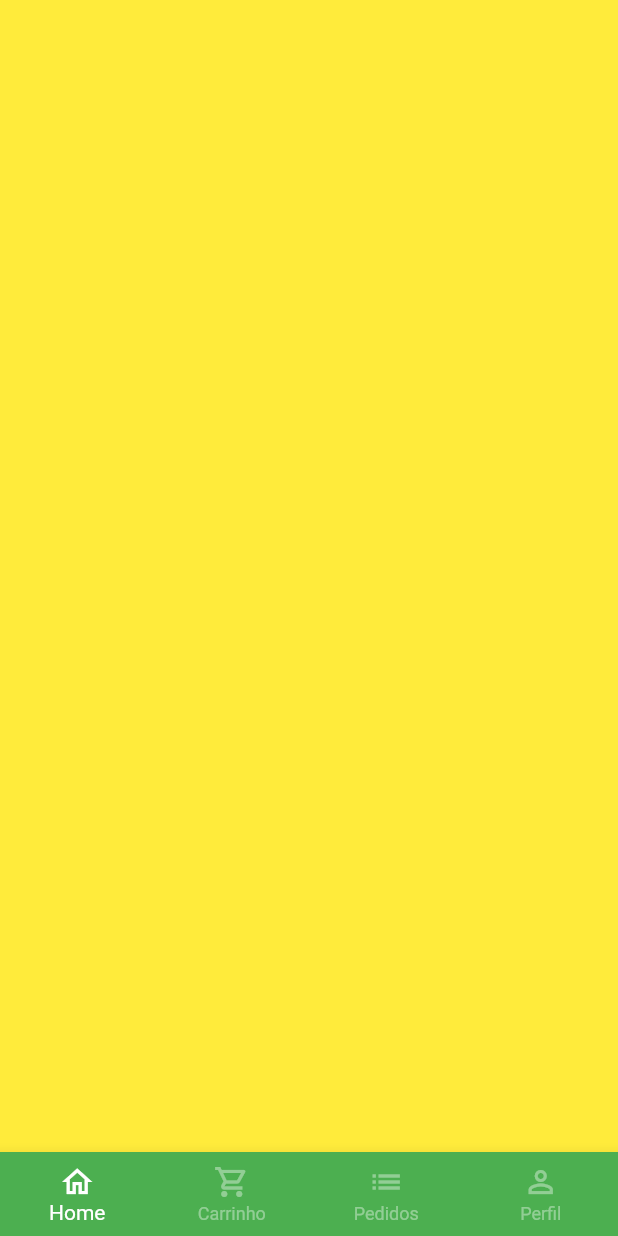
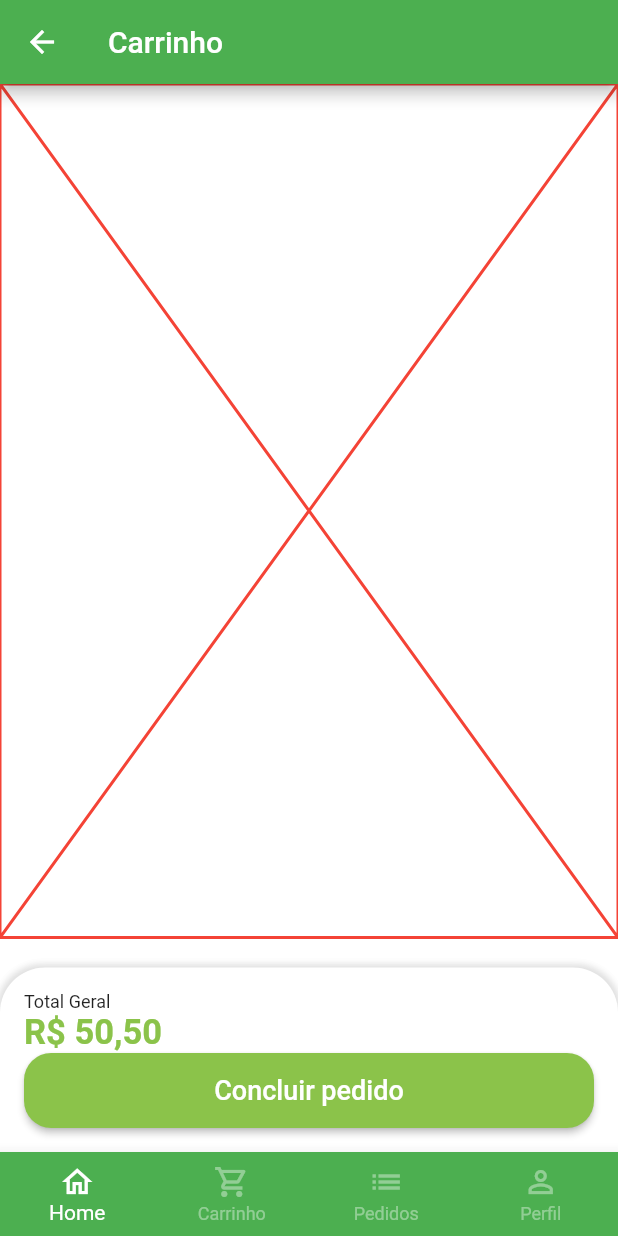
Before and after one commit to isaias99i/GreenGrocer, a Flutter app: the BaseScreen screen opened directly, swiped to page 2, on a phone screen of 412 x 824 dp. Run offline on Flutter 3.47's test engine with Material 2 defaults, Android fonts, the phone set to English and light mode, and no system bars; our stand-ins replace animated_text_kit, badges, mask_text_input_formatter.

Commit message:
Ajustes no bug de adicionar remover itens e inicio do carrinho

```diff
--- a/lib/src/pages/base/base_screen.dart
+++ b/lib/src/pages/base/base_screen.dart
@@ -1,5 +1,6 @@
 import 'package:flutter/material.dart';
 
+import '../cart/cart_tab.dart';
 import '../home/home_tab.dart';
 
 class BaseScreen extends StatefulWidget {
@@ -21,7 +22,7 @@ class _BaseScreenState extends State<BaseScreen> {
         controller: pageController,
         children: [
           const HomeTab(),
-          Container(color: Colors.yellow,),
+          CartTab(),
           Container(color: Colors.black,),
           Container(color: Colors.purple,),
         ],
--- /dev/null
+++ b/lib/src/pages/cart/cart_tab.dart
@@ -0,0 +1,83 @@
+import 'package:flutter/material.dart';
+import 'package:greengrocer/src/config/custom_color.dart';
+import 'package:greengrocer/src/services/utils_services.dart';
+
+class CartTab extends StatelessWidget {
+  CartTab({Key? key}) : super(key: key);
+  final UtilsServices utilsServices = UtilsServices();
+
+  @override
+  Widget build(BuildContext context) {
+    return Scaffold(
+      appBar: AppBar(
+        title: const Text(
+          'Carrinho',
+        ),
+      ),
+      body: Column(
+        children: [
+          const Expanded(
+            child: Placeholder(
+              color: Colors.red,
+            ),
+          ),
+          const SizedBox(
+            height: 20,
+          ),
+          Container(
+            padding: EdgeInsets.all(16),
+            decoration: BoxDecoration(
+              color: Colors.white,
+              borderRadius: const BorderRadius.vertical(
+                top: Radius.circular(30),
+              ),
+              boxShadow: [
+                BoxShadow(
+                  color: Colors.grey.shade300,
+                  blurRadius: 3,
+                  spreadRadius: 2,
+                ),
+              ],
+            ),
+            child: Column(
+              crossAxisAlignment: CrossAxisAlignment.stretch,
+              children: [
+                const Text(
+                  'Total Geral',
+                  style: TextStyle(
+                    fontSize: 12,
+                  ),
+                ),
+                Text(
+                  utilsServices.priceToCurrency(50.5),
+                  style: TextStyle(
+                    fontSize: 23,
+                    color: CustomColors.customSwatchColor,
+                    fontWeight: FontWeight.bold,
+                  ),
+                ),
+                SizedBox(
+                  height: 50,
+                  child: ElevatedButton(
+                    style: ElevatedButton.styleFrom(
+                        primary: CustomColors.customSwatchColor,
+                        shape: RoundedRectangleBorder(
+                      borderRadius: BorderRadius.circular(18),
+                    )),
+                    onPressed: () {},
+                    child: const Text(
+                      'Concluir pedido',
+                      style: TextStyle(
+                        fontSize: 18,
+                      ),
+                    ),
+                  ),
+                )
+              ],
+            ),
+          )
+        ],
+      ),
+    );
+  }
+}
--- a/lib/src/pages/home/components/item_tile.dart
+++ b/lib/src/pages/home/components/item_tile.dart
@@ -1,7 +1,7 @@
 import 'package:flutter/material.dart';
 import 'package:greengrocer/src/config/custom_color.dart';
 import 'package:greengrocer/src/models/item_model.dart';
-import 'package:greengrocer/src/pages/product/produtct_screen.dart';
+import 'package:greengrocer/src/pages/product/product_screen.dart';
 import 'package:greengrocer/src/services/utils_services.dart';
 
 class ItemTile extends StatelessWidget {
```
Also changed, not shown: lib/src/pages/common_widgets/quantity_widgests.dart (+20 -9 lines), lib/src/pages/product/product_screen.dart (+4 -3 lines).
